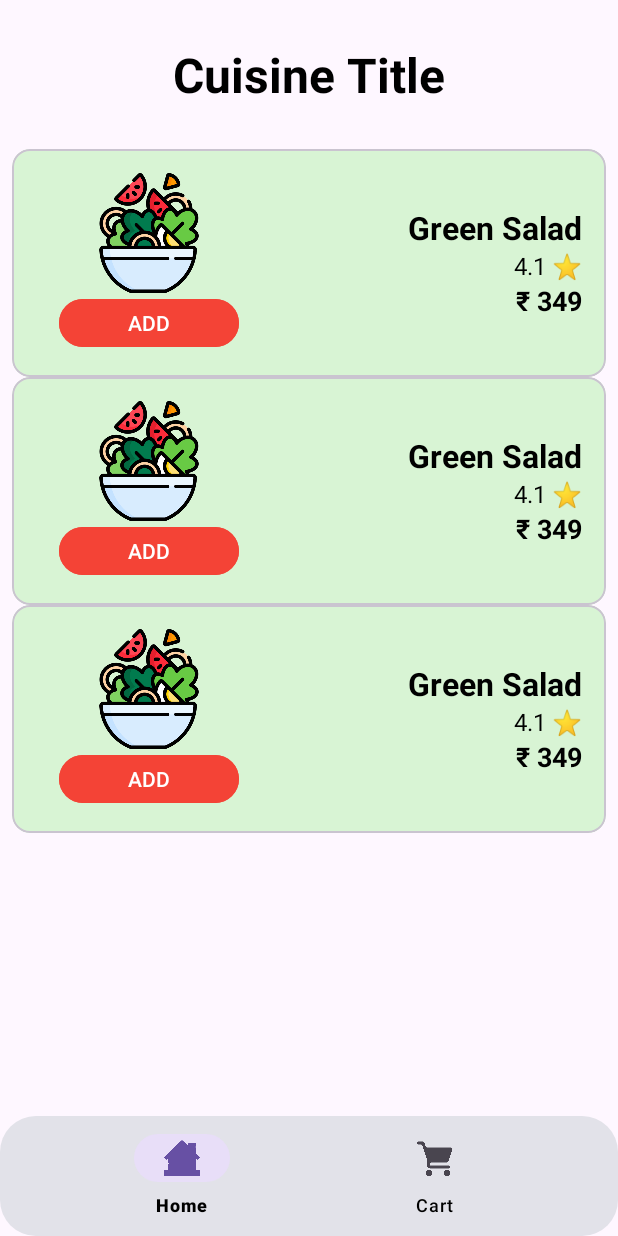
After one commit to SayedHaneef31/Dish-Delight, an Android app: the CuisineActivity screen opened directly, with no data from a screen before it, on a phone screen of 412 x 824 dp. The commit adds this screen. Run offline under Robolectric (Android 15) with nearby library versions, the light colour scheme and no system bars.

```diff
--- a/app/src/main/AndroidManifest.xml
+++ b/app/src/main/AndroidManifest.xml
@@ -2,6 +2,8 @@
 <manifest xmlns:android="http://schemas.android.com/apk/res/android"
     xmlns:tools="http://schemas.android.com/tools">
 
+    <uses-permission android:name="android.permission.ACCESS_NETWORK_STATE"/>
+    <uses-permission android:name="android.permission.INTERNET"/>
     <application
         android:allowBackup="true"
         android:dataExtractionRules="@xml/data_extraction_rules"
@@ -12,6 +14,9 @@
         android:supportsRtl="true"
         android:theme="@style/Theme.DishDelight"
         tools:targetApi="31">
+        <activity
+            android:name=".CuisineActivity"
+            android:exported="false" />
         <activity
             android:name=".CartActivity"
             android:exported="false" />
--- /dev/null
+++ b/app/src/main/java/com/example/dishdelight/CuisineActivity.kt
@@ -0,0 +1,96 @@
+package com.example.dishdelight
+
+import android.content.Intent
+import android.os.Bundle
+import android.view.View
+import androidx.activity.enableEdgeToEdge
+import androidx.appcompat.app.AppCompatActivity
+import androidx.core.view.ViewCompat
+import androidx.core.view.WindowInsetsCompat
+import com.example.dishdelight.databinding.ActivityCuisineBinding
+import com.example.dishdelight.databinding.DishesBinding
+import com.example.dishdelight.databinding.PopularFoodCardBinding
+
+class CuisineActivity : AppCompatActivity() {
+
+    private lateinit var binding: ActivityCuisineBinding
+
+
+    override fun onCreate(savedInstanceState: Bundle?) {
+        super.onCreate(savedInstanceState)
+        enableEdgeToEdge()
+        binding = ActivityCuisineBinding.inflate(layoutInflater)
+        setContentView(binding.root)
+
+        poplateSelectedCuisine()
+
+        enableBottomNavigation()
+
+
+        ViewCompat.setOnApplyWindowInsetsListener(findViewById(R.id.main)) { v, insets ->
+            val systemBars = insets.getInsets(WindowInsetsCompat.Type.systemBars())
+            v.setPadding(systemBars.left, systemBars.top, systemBars.right, systemBars.bottom)
+            insets
+        }
+    }
+
+
+    private fun enableBottomNavigation() {
+        binding.navigationnnnn.selectedItemId = R.id.nav_home
+        binding.navigationnnnn.setOnItemSelectedListener { item ->
+            when (item.itemId) {
+                R.id.nav_home -> {
+                    startActivity(Intent(this, HomeActivity::class.java))
+                    true
+                }
+                R.id.cart -> {
+                    startActivity(Intent(this, CartActivity::class.java))
+                    true
+                }
+                else -> false
+            }
+        }
+    }
+
+    private fun poplateSelectedCuisine() {
+        repeat(3) {
+            val cuisineListBinding = DishesBinding.inflate(layoutInflater)
+
+            cuisineListBinding.foodNameIddddd.text="Green Salad"
+            cuisineListBinding.foodRatingIddddd.text="4.1 ⭐"
+            cuisineListBinding.foodPriceIddddd.text="₹ 349"
+
+            cuisineListBinding.btnAddIddddddd.setOnClickListener {
+                cuisineListBinding.quantitySelector.visibility = View.VISIBLE
+                cuisineListBinding.btnAddIddddddd.visibility = View.GONE
+                cuisineListBinding.quantityIddddd.text="1"
+            }
+
+            cuisineListBinding.btnPlusIddddd.setOnClickListener {
+                var quantity = cuisineListBinding.quantityIddddd.text.toString().toInt()
+                quantity++
+                cuisineListBinding.quantityIddddd.text = quantity.toString()
+            }
+
+            cuisineListBinding.btnMinusIdddd.setOnClickListener {
+                var quantity = cuisineListBinding.quantityIddddd.text.toString().toInt()
+                if(quantity>1){
+                    quantity--
+                    cuisineListBinding.quantityIddddd.text = quantity.toString()
+                }
+                else
+                {
+                    cuisineListBinding.quantitySelector.visibility = View.GONE
+                    cuisineListBinding.btnAddIddddddd.visibility = View.VISIBLE
+
+                }
+            }
+
+            //Adding card view to container
+            binding.containerSelectedCuisines.addView(cuisineListBinding.root)
+
+        }
+    }
+
+
+}
--- a/app/src/main/java/com/example/dishdelight/SplashScreen.kt
+++ b/app/src/main/java/com/example/dishdelight/SplashScreen.kt
@@ -19,7 +19,7 @@ class SplashScreen : AppCompatActivity() {
         Handler(Looper.getMainLooper()).postDelayed({
             startActivity(Intent(this, HomeActivity::class.java))
             finish()
-        }, 1000)
+        }, 200)
 
         ViewCompat.setOnApplyWindowInsetsListener(findViewById(R.id.main)) { v, insets ->
             val systemBars = insets.getInsets(WindowInsetsCompat.Type.systemBars())
--- /dev/null
+++ b/app/src/main/res/layout/activity_cuisine.xml
@@ -0,0 +1,61 @@
+<?xml version="1.0" encoding="utf-8"?>
+<androidx.constraintlayout.widget.ConstraintLayout xmlns:android="http://schemas.android.com/apk/res/android"
+    xmlns:app="http://schemas.android.com/apk/res-auto"
+    xmlns:tools="http://schemas.android.com/tools"
+    android:id="@+id/main"
+    android:layout_width="match_parent"
+    android:layout_height="match_parent"
+    tools:context=".CuisineActivity">
+
+    <TextView
+        android:id="@+id/tvCuisineTitle"
+        android:layout_width="wrap_content"
+        android:layout_height="wrap_content"
+        android:layout_marginTop="28dp"
+        android:text="Cuisine Title"
+        android:textSize="32sp"
+        android:textColor="@color/black"
+        android:textStyle="bold"
+        app:layout_constraintEnd_toEndOf="parent"
+        app:layout_constraintHorizontal_bias="0.5"
+        app:layout_constraintStart_toStartOf="parent"
+        app:layout_constraintTop_toTopOf="parent" />
+
+    <ScrollView
+        android:layout_width="match_parent"
+        android:layout_height="0dp"
+        android:layout_marginTop="20sp"
+        android:padding="8dp"
+        app:layout_constraintBottom_toTopOf="@+id/navigationnnnn"
+        app:layout_constraintEnd_toEndOf="parent"
+        app:layout_constraintStart_toStartOf="parent"
+        app:layout_constraintTop_toBottomOf="@+id/tvCuisineTitle">
+
+        <LinearLayout
+            android:id="@+id/containerSelectedCuisines"
+            android:layout_width="match_parent"
+            android:layout_height="wrap_content"
+            android:orientation="vertical">
+
+
+            <!--            We will fill it dynamically-->
+        </LinearLayout>
+
+    </ScrollView>
+
+    <com.google.android.material.bottomnavigation.BottomNavigationView
+        android:layout_width="0dp"
+        android:id="@+id/navigationnnnn"
+        android:layout_height="wrap_content"
+        app:layout_constraintBottom_toBottomOf="parent"
+        app:layout_constraintEnd_toEndOf="parent"
+        app:layout_constraintStart_toStartOf="parent"
+        android:layout_marginTop="10dp"
+        android:elevation="6dp"
+        app:itemIconTint="@null"
+        app:itemTextColor="@color/black"
+        app:labelVisibilityMode="labeled"
+        android:background="@drawable/bg_nav_bar"
+        app:menu="@menu/bottom_navigation" />
+
+</androidx.constraintlayout.widget.ConstraintLayout>
--- /dev/null
+++ b/app/src/main/res/layout/dishes.xml
@@ -0,0 +1,130 @@
+<?xml version="1.0" encoding="utf-8"?>
+<com.google.android.material.card.MaterialCardView
+    android:layout_width="match_parent"
+    android:layout_height="wrap_content"
+    xmlns:app="http://schemas.android.com/apk/res-auto"
+    app:cardCornerRadius="12dp"
+    android:layout_margin="12dp"
+    android:elevation="4dp"
+    android:backgroundTint="#D8F4D4"
+    xmlns:android="http://schemas.android.com/apk/res/android">
+
+
+    <LinearLayout
+        android:layout_width="match_parent"
+        android:layout_height="wrap_content"
+
+        android:orientation="horizontal"
+        android:gravity="center_vertical"
+        android:padding="16dp"
+        >
+
+        <LinearLayout
+            android:layout_width="wrap_content"
+            android:layout_height="wrap_content"
+            android:orientation="vertical"
+            android:layout_marginLeft="15dp">
+
+            <ImageView
+                android:layout_width="120dp"
+                android:layout_height="80dp"
+                android:layout_gravity="center"
+                android:id="@+id/foodImageIdddd"
+                android:src="@drawable/salad" />
+
+            <FrameLayout
+                android:layout_width="wrap_content"
+                android:layout_height="wrap_content">
+
+
+                <Button
+                    android:id="@+id/btnAddIddddddd"
+                    android:layout_width="120dp"
+                    android:layout_height="40dp"
+                    android:text="ADD"
+                    android:backgroundTint="#F44336"
+                    android:textColor="@android:color/white" />
+
+
+                <LinearLayout
+                    android:id="@+id/quantitySelector"
+                    android:layout_width="wrap_content"
+                    android:layout_height="40dp"
+                    android:orientation="horizontal"
+                    android:visibility="gone"
+                    android:gravity="center_vertical">
+
+                    <Button
+                        android:id="@+id/btnMinusIdddd"
+                        android:layout_width="36dp"
+                        android:layout_height="40dp"
+                        android:text="−"
+                        android:backgroundTint="#F44336"
+                        android:padding="0dp"
+                        android:includeFontPadding="false"
+                        android:textSize="25sp"
+                        android:textColor="@android:color/white"
+                        />
+
+                    <TextView
+                        android:id="@+id/quantityIddddd"
+                        android:layout_width="36dp"
+                        android:layout_height="match_parent"
+                        android:gravity="center"
+                        android:textStyle="bold"
+                        android:text="1"
+                        android:textSize="18sp"
+                        android:textColor="@android:color/black" />
+
+                    <Button
+                        android:id="@+id/btnPlusIddddd"
+                        android:layout_width="36dp"
+                        android:layout_height="40dp"
+                        android:backgroundTint="#F44336"
+                        android:text="+"
+                        android:padding="0dp"
+                        android:includeFontPadding="false"
+                        android:textSize="25sp"
+                        android:textColor="@android:color/white"
+                        />
+                </LinearLayout>
+            </FrameLayout>
+        </LinearLayout>
+        <LinearLayout
+            android:layout_width="match_parent"
+            android:layout_height="wrap_content"
+            android:orientation="vertical"
+            android:layout_marginLeft="15dp"
+            android:gravity="end">
+
+            <TextView
+                android:text="Green Salad"
+                android:textSize="21sp"
+                android:textStyle="bold"
+                android:id="@+id/foodNameIddddd"
+                android:textColor="#000000"
+                android:layout_height="wrap_content"
+                android:layout_width="wrap_content"/>
+            <TextView
+                android:text="4.2 ⭐"
+                android:textColor="#000000"
+                android:textSize="16sp"
+                android:id="@+id/foodRatingIddddd"
+                android:textStyle="normal"
+                android:layout_height="wrap_content"
+                android:layout_width="wrap_content"/>
+            <TextView
+                android:id="@+id/foodPriceIddddd"
+                android:text="₹ 250"
+                android:textColor="#000000"
+                android:textSize="18sp"
+                android:textStyle="bold"
+                android:layout_height="wrap_content"
+                android:layout_width="wrap_content"/>
+        </LinearLayout>
+
+
+
+
+    </LinearLayout>
+</com.google.android.material.card.MaterialCardView>
```
Also changed, not shown: app/build.gradle.kts (+9 -0 lines), app/src/main/java/com/example/dishdelight/API/OneBancApi.kt (added, +24 -0 lines), app/src/main/java/com/example/dishdelight/API/RetrofitClient.kt (added, +18 -0 lines), app/src/main/java/com/example/dishdelight/Data/Cuisine.kt (added, +8 -0 lines), app/src/main/java/com/example/dishdelight/Data/CuisineResponse.kt (added, +12 -0 lines), app/src/main/java/com/example/dishdelight/Data/Dish.kt (added, +9 -0 lines), app/src/main/java/com/example/dishdelight/HomeActivity.kt (+77 -1 lines), app/src/main/res/layout/activity_cart.xml (+8 -4 lines), app/src/main/res/layout/activity_home.xml (+5 -15 lines), app/src/main/res/layout/cuisine_card.xml (+6 -5 lines).
